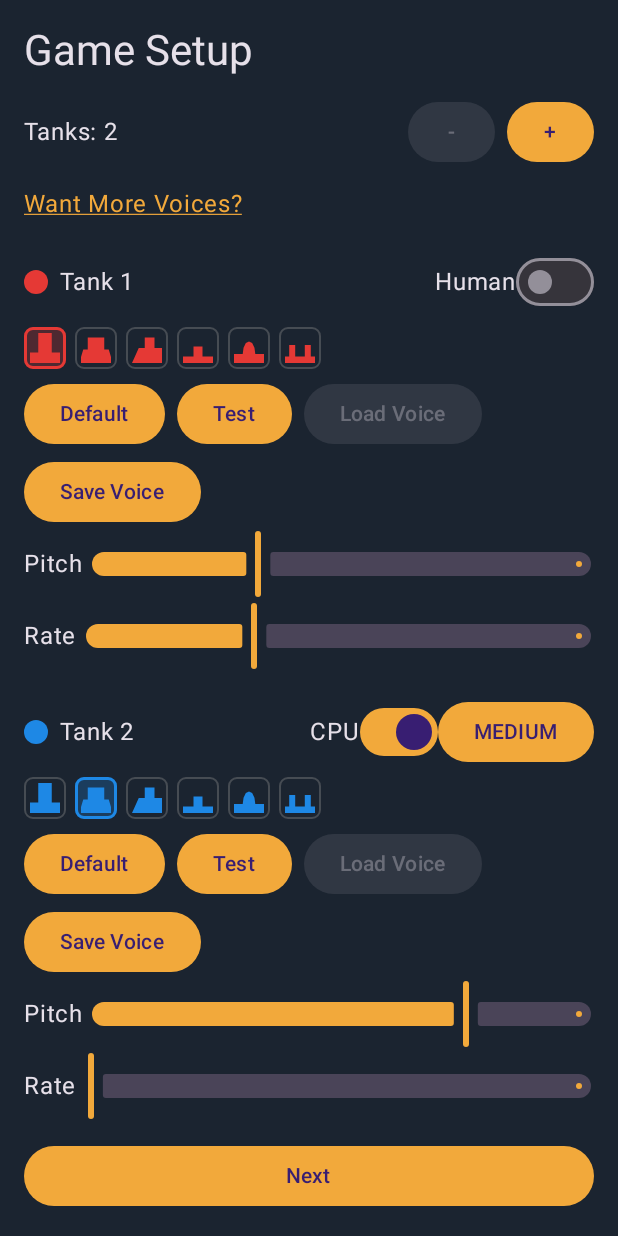
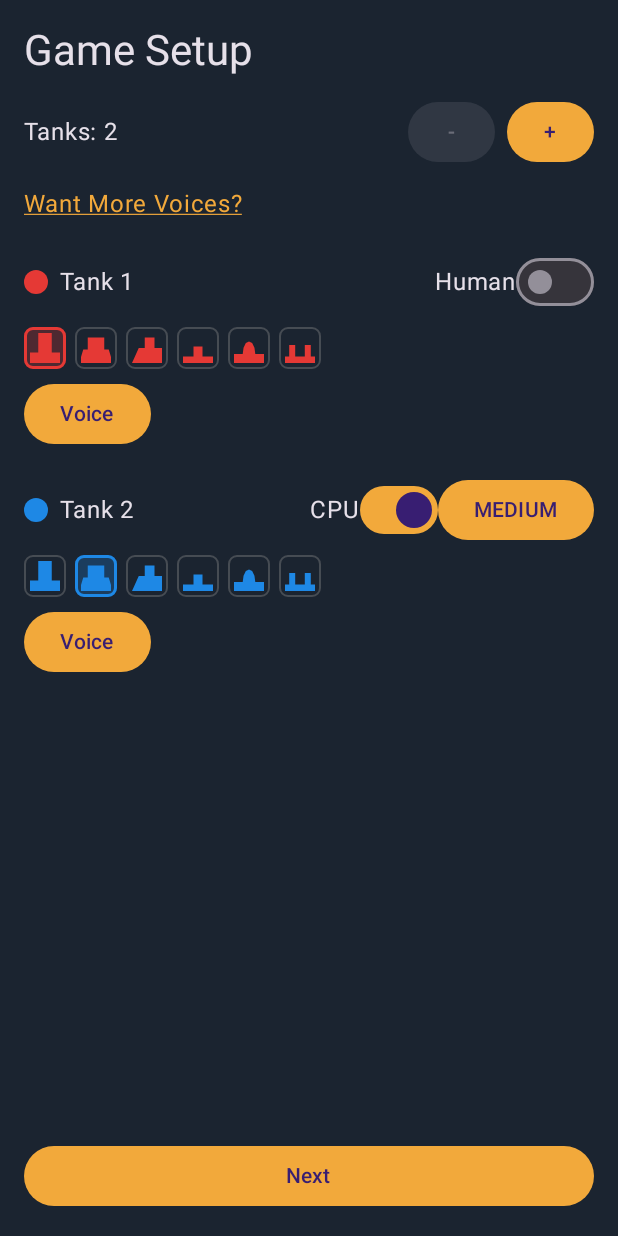
Before and after one commit to wsamon03/ScorchedPhoto, an Android app built with Jetpack Compose: the GameSetupScreen screen opened through its navigation route, on a phone screen of 412 x 824 dp. Run offline under Robolectric (Android 15) with nearby library versions, the phone set to English and light mode, and no system bars; our stand-ins replace Dagger/Hilt's generated code.

Commit message:
Hide voice settings behind collapsible Voice button in setup screen
Each tank's voice controls (voice dropdown, pitch slider, rate slider,
test/save buttons) are now hidden by default and shown only when the
'Voice' button is clicked. This reduces visual clutter and makes the
setup screen more compact.

Co-Authored-By: Claude Haiku 4.5 <noreply@anthropic.com>
Claude-Session: https://claude.ai/code/session_01QF2oZf4iUUM9kEyNih1cme

```diff
--- a/app/src/main/java/com/scorchedphoto/app/setup/GameSetupScreen.kt
+++ b/app/src/main/java/com/scorchedphoto/app/setup/GameSetupScreen.kt
@@ -223,6 +223,7 @@ private fun TankConfigRow(
     onSaveCustomVoice: (String) -> Unit,
 ) {
     var showSaveDialog by remember { mutableStateOf(false) }
+    var showVoiceSettings by remember { mutableStateOf(false) }
     Column(modifier = Modifier.fillMaxWidth().padding(vertical = 8.dp)) {
         Row(
             modifier = Modifier.fillMaxWidth(),
@@ -251,6 +252,13 @@ private fun TankConfigRow(
             onSelect = onShapeChange,
             modifier = Modifier.padding(top = 6.dp),
         )
+        Button(
+            onClick = { showVoiceSettings = !showVoiceSettings },
+            modifier = Modifier.padding(top = 6.dp),
+        ) {
+            Text("Voice")
+        }
+        if (showVoiceSettings) {
             FlowRow(
                 modifier = Modifier
                     .fillMaxWidth()
@@ -293,6 +301,7 @@ private fun TankConfigRow(
                     valueRange = PITCH_RATE_RANGE,
                     modifier = Modifier.weight(1f),
                 )
+            }
         }
     }
 }
```
Lines whose indentation alone changed are shown as unchanged.
